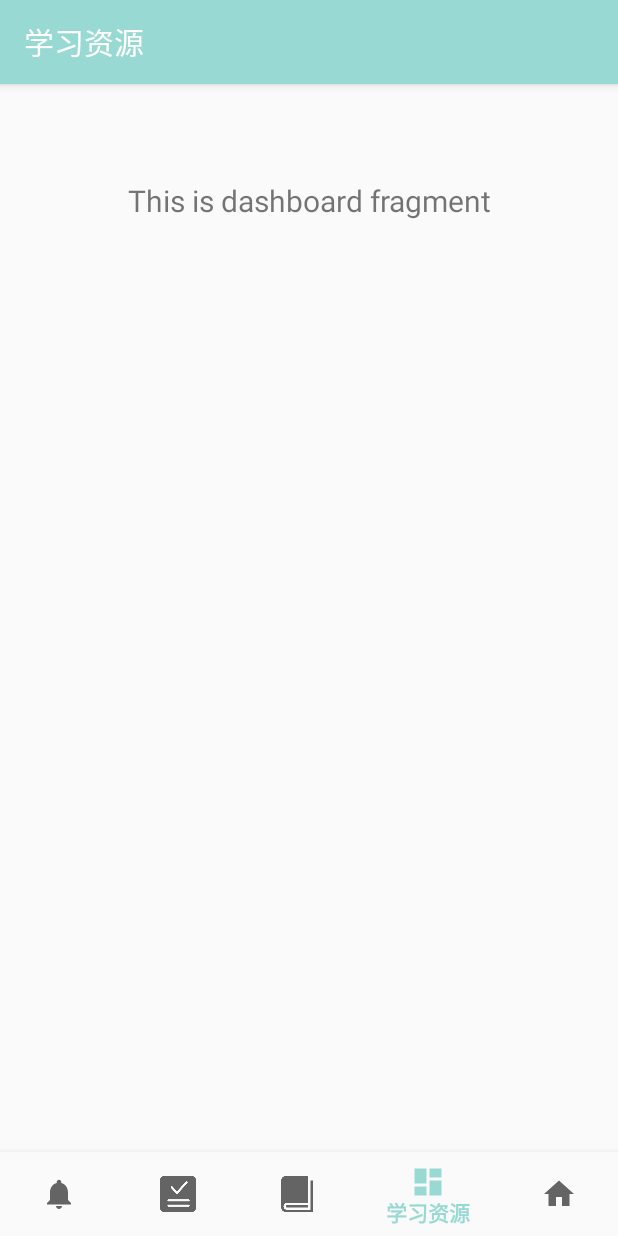
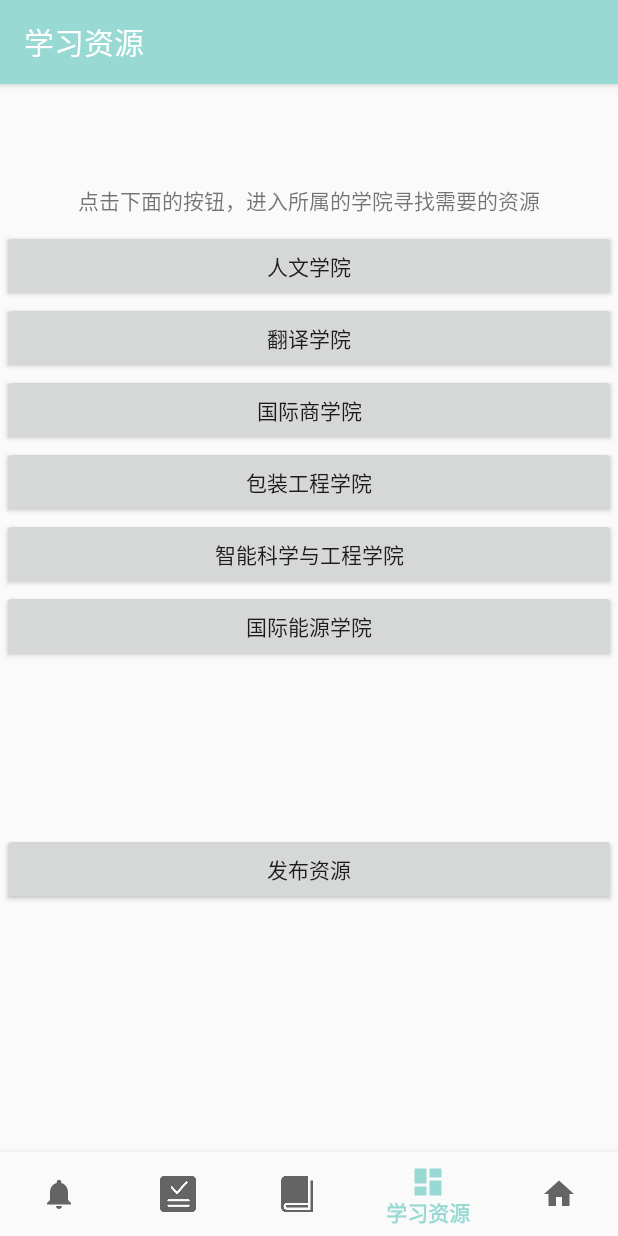
Before and after one commit to Uzumaki1010/InformationExchangeServicePlatform, an Android app: the DashboardFragment screen opened through its navigation route, on a phone screen of 412 x 824 dp. Run offline under Robolectric (Android 15) with nearby library versions, the phone set to English and light mode, and no system bars; our stand-ins replace navigation-ui.

Commit message:
完善了学习资源页面的内容

```diff
--- a/app/src/main/AndroidManifest.xml
+++ b/app/src/main/AndroidManifest.xml
@@ -9,7 +9,8 @@
         android:roundIcon="@mipmap/ic_launcher_round"
         android:supportsRtl="true"
         android:theme="@style/AppTheme">
-        <activity android:name=".ui.books.SellBookActivity"></activity>
+        <activity android:name=".ui.dashboard.PostResourceActivity"></activity>
+        <activity android:name=".ui.books.SellBookActivity" />
         <activity android:name=".ui.tasks.TechTaskDetailActivity" />
         <activity android:name=".ui.tasks.PostTaskActivity" />
         <activity android:name=".ui.ResourcesDetailActivity" />
--- a/app/src/main/java/com/example/informationexchangeserviceplatform/ui/dashboard/DashboardFragment.java
+++ b/app/src/main/java/com/example/informationexchangeserviceplatform/ui/dashboard/DashboardFragment.java
@@ -1,9 +1,11 @@
 package com.example.informationexchangeserviceplatform.ui.dashboard;
 
+import android.content.Intent;
 import android.os.Bundle;
 import android.view.LayoutInflater;
 import android.view.View;
 import android.view.ViewGroup;
+import android.widget.Button;
 import android.widget.TextView;
 
 import androidx.annotation.Nullable;
@@ -16,13 +18,16 @@ import com.example.informationexchangeserviceplatform.R;
 
 public class DashboardFragment extends Fragment {
 
+    public static final int REQUEST_CODE_PostResource = 909;
     private DashboardViewModel dashboardViewModel;
+    private Button buttonPostResource;
 
     public View onCreateView(@NonNull LayoutInflater inflater,
                              ViewGroup container, Bundle savedInstanceState) {
         dashboardViewModel =
                 ViewModelProviders.of(this).get(DashboardViewModel.class);
         View root = inflater.inflate(R.layout.fragment_dashboard, container, false);
+        /*
         final TextView textView = root.findViewById(R.id.text_dashboard);
         dashboardViewModel.getText().observe(this, new Observer<String>() {
             @Override
@@ -30,6 +35,17 @@ public class DashboardFragment extends Fragment {
                 textView.setText(s);
             }
         });
+
+         */
+
+        buttonPostResource=root.findViewById(R.id.button_post_resource);
+        buttonPostResource.setOnClickListener(new View.OnClickListener() {
+            @Override
+            public void onClick(View v) {
+                Intent intent=new Intent(getContext(),PostResourceActivity.class);
+                startActivityForResult(intent, REQUEST_CODE_PostResource);
+            }
+        });
         return root;
     }
 }
--- a/app/src/main/res/layout/fragment_dashboard.xml
+++ b/app/src/main/res/layout/fragment_dashboard.xml
@@ -1,19 +1,73 @@
 <?xml version="1.0" encoding="utf-8"?>
 <androidx.constraintlayout.widget.ConstraintLayout xmlns:android="http://schemas.android.com/apk/res/android"
     xmlns:app="http://schemas.android.com/apk/res-auto"
+    xmlns:tools="http://schemas.android.com/tools"
     android:layout_width="match_parent"
     android:layout_height="match_parent">
 
-    <TextView
-        android:id="@+id/text_dashboard"
-        android:layout_width="match_parent"
-        android:layout_height="wrap_content"
-        android:layout_marginStart="8dp"
-        android:layout_marginTop="8dp"
-        android:layout_marginEnd="8dp"
-        android:textAlignment="center"
-        android:textSize="20sp"
-        app:layout_constraintEnd_toEndOf="parent"
+    <LinearLayout
+        android:layout_width="409dp"
+        android:layout_height="729dp"
+        android:layout_marginStart="1dp"
+        android:layout_marginLeft="1dp"
+        android:layout_marginTop="1dp"
+        android:orientation="vertical"
         app:layout_constraintStart_toStartOf="parent"
-        app:layout_constraintTop_toTopOf="parent" />
+        app:layout_constraintTop_toTopOf="parent">
+
+        <TextView
+            android:id="@+id/textView13"
+            android:layout_width="match_parent"
+            android:layout_height="40dp"
+            android:gravity="center"
+            android:text="点击下面的按钮，进入所属的学院寻找需要的资源" />
+
+        <Button
+            android:id="@+id/button10"
+            android:layout_width="match_parent"
+            android:layout_height="wrap_content"
+            android:text="人文学院" />
+
+        <Button
+            android:id="@+id/button11"
+            android:layout_width="match_parent"
+            android:layout_height="wrap_content"
+            android:text="翻译学院" />
+
+        <Button
+            android:id="@+id/button12"
+            android:layout_width="match_parent"
+            android:layout_height="wrap_content"
+            android:text="国际商学院" />
+
+        <Button
+            android:id="@+id/button13"
+            android:layout_width="match_parent"
+            android:layout_height="wrap_content"
+            android:text="包装工程学院" />
+
+        <Button
+            android:id="@+id/button14"
+            android:layout_width="match_parent"
+            android:layout_height="wrap_content"
+            android:text="智能科学与工程学院" />
+
+        <Button
+            android:id="@+id/button15"
+            android:layout_width="match_parent"
+            android:layout_height="wrap_content"
+            android:text="国际能源学院" />
+
+        <TextView
+            android:id="@+id/textView12"
+            android:layout_width="match_parent"
+            android:layout_height="114dp" />
+
+        <Button
+            android:id="@+id/button_post_resource"
+            android:layout_width="match_parent"
+            android:layout_height="wrap_content"
+            android:text="发布资源" />
+
+    </LinearLayout>
 </androidx.constraintlayout.widget.ConstraintLayout>
```
Also changed, not shown: app/src/main/java/com/example/informationexchangeserviceplatform/ui/dashboard/PostResourceActivity.java (added, +69 -0 lines), app/src/main/res/layout/activity_post_resource.xml (added, +71 -0 lines).
